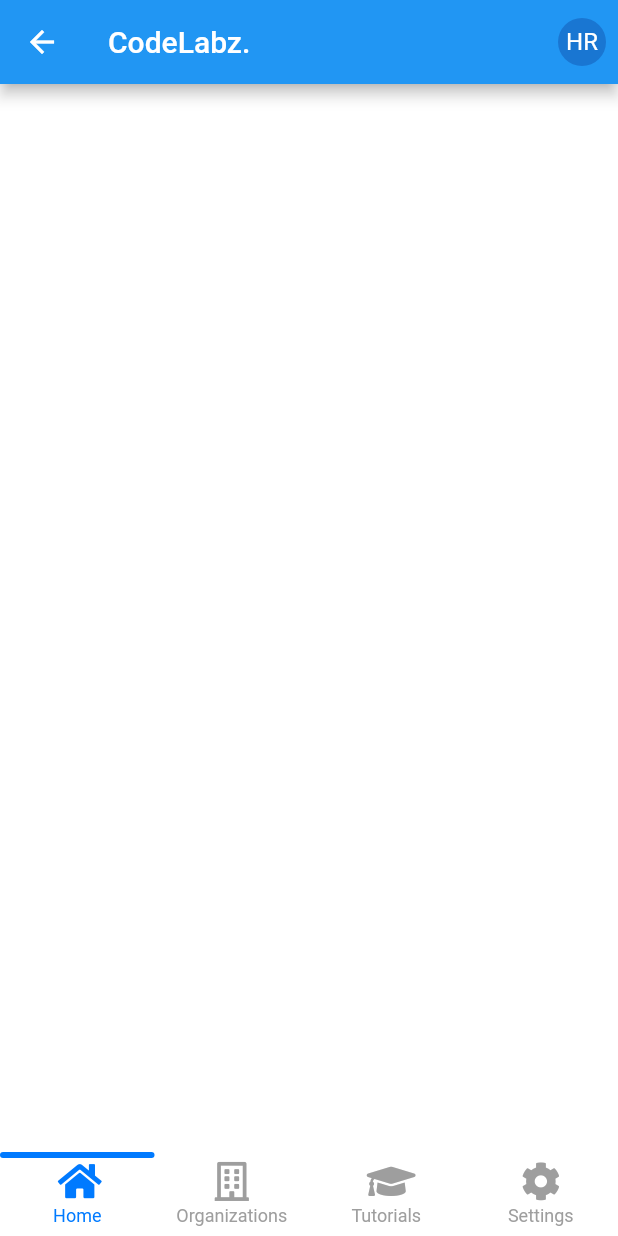
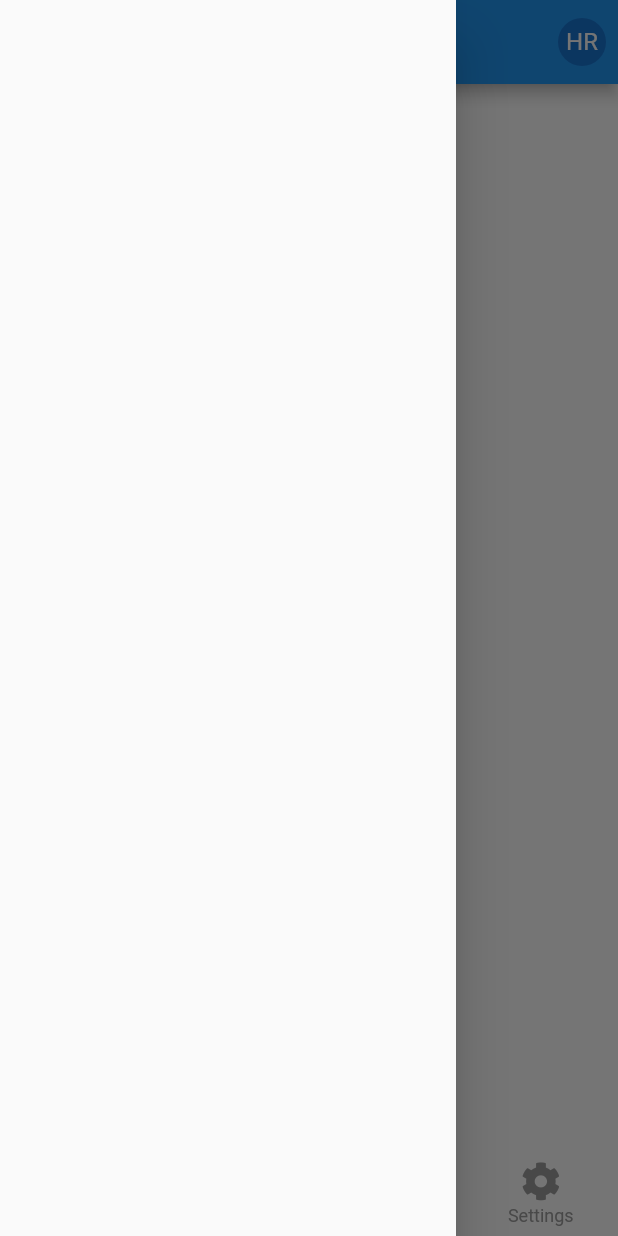
Before and after one commit to scorelab/Codelabz-Mobile, a Flutter app: the MainScreen screen opened by its route, with the side drawer open (before the commit the screen has no drawer), on a phone screen of 412 x 824 dp. Run offline on Flutter 3.47's test engine with Material 2 defaults, Android fonts, the phone set to English and light mode, and no system bars; drawn by our look-alikes of persistent_bottom_nav_bar; our stand-ins replace bloc, cloud_firestore, dartz, firebase_auth, firebase_core, fluro and 6 more; accounts and stored records are empty.

Commit message:
sreens for each page home, org, tutorials, settings

```diff
--- /dev/null
+++ b/lib/presentation/main/home/home_screen.dart
@@ -0,0 +1,8 @@
+import 'package:flutter/material.dart';
+
+class HomeScreen extends StatelessWidget {
+  @override
+  Widget build(BuildContext context) {
+    return Container();
+  }
+}
--- a/lib/presentation/main/main_screen.dart
+++ b/lib/presentation/main/main_screen.dart
@@ -1,3 +1,7 @@
+import 'package:codelabz/presentation/main/home/home_screen.dart';
+import 'package:codelabz/presentation/main/organizations/organizations_screen.dart';
+import 'package:codelabz/presentation/main/settings/settings_screen.dart';
+import 'package:codelabz/presentation/main/tutorials/tutorials_screen.dart';
 import 'package:codelabz/utils/common.dart';
 import 'package:flutter/cupertino.dart';
 import 'package:flutter/material.dart';
@@ -5,10 +9,17 @@ import 'package:font_awesome_flutter/font_awesome_flutter.dart';
 import 'package:persistent_bottom_nav_bar/persistent-tab-view.dart';
 
 class MainScreen extends StatelessWidget {
+  final List<Widget> _screens = [
+    HomeScreen(),
+    TutorialsScreen(),
+    OrganizationsScreen(),
+    SettingsScreen(),
+  ];
+
   @override
   Widget build(BuildContext context) {
-    return SafeArea(
-      child: Scaffold(
+    return Scaffold(
+      drawer: const Drawer(),
       appBar: AppBar(
         title: Text(getBrandName()),
         actions: [
@@ -22,12 +33,7 @@ class MainScreen extends StatelessWidget {
       ),
       body: PersistentTabView(
         context,
-          screens: [
-            Container(),
-            Container(),
-            Container(),
-            Container(),
-          ],
+        screens: _screens,
         items: _navBarsItems(),
         decoration: NavBarDecoration(
           borderRadius: BorderRadius.circular(10.0),
@@ -42,7 +48,6 @@ class MainScreen extends StatelessWidget {
         ),
         navBarStyle: NavBarStyle.style4,
       ),
-      ),
     );
   }
 
@@ -54,13 +59,13 @@ class MainScreen extends StatelessWidget {
         inactiveColorPrimary: Colors.grey,
       ),
       PersistentBottomNavBarItem(
-        icon: const Icon(FontAwesomeIcons.building),
-        title: "Organizations",
+        icon: const Icon(FontAwesomeIcons.graduationCap),
+        title: "Tutorials",
         inactiveColorPrimary: Colors.grey,
       ),
       PersistentBottomNavBarItem(
-        icon: const Icon(FontAwesomeIcons.graduationCap),
-        title: "Tutorials",
+        icon: const Icon(FontAwesomeIcons.building),
+        title: "Organizations",
         inactiveColorPrimary: Colors.grey,
       ),
       PersistentBottomNavBarItem(
```
Also changed, not shown: lib/presentation/main/organizations/organizations_screen.dart (added, +8 -0 lines), lib/presentation/main/settings/settings_screen.dart (added, +8 -0 lines), lib/presentation/main/tutorials/tutorials_screen.dart (added, +8 -0 lines). Lines whose indentation alone changed are shown as unchanged.
